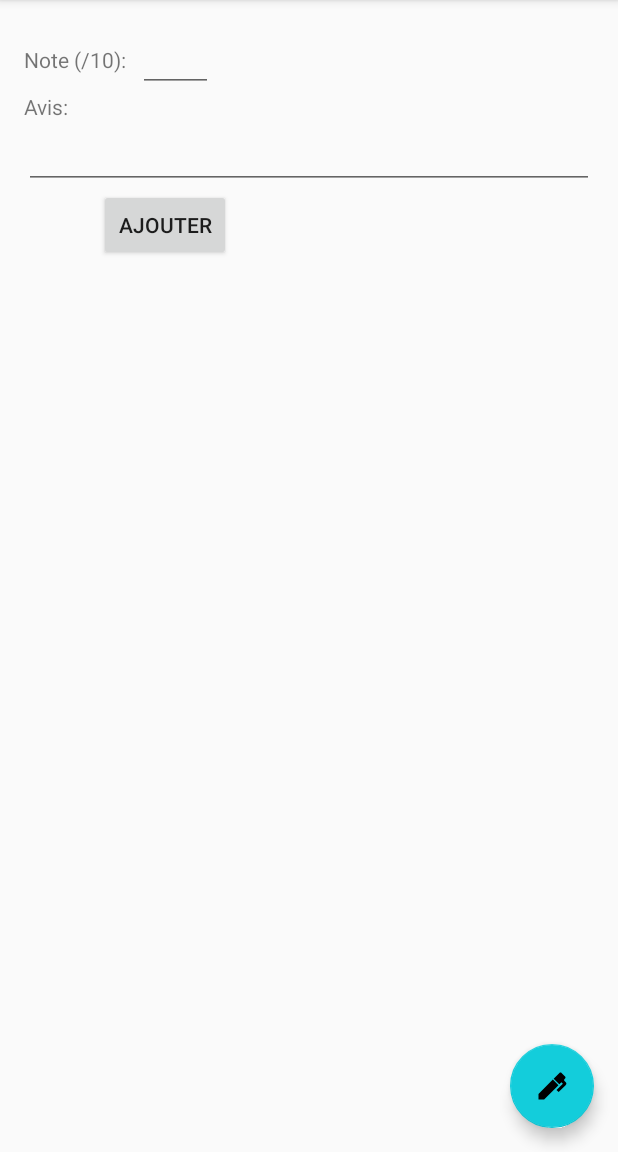
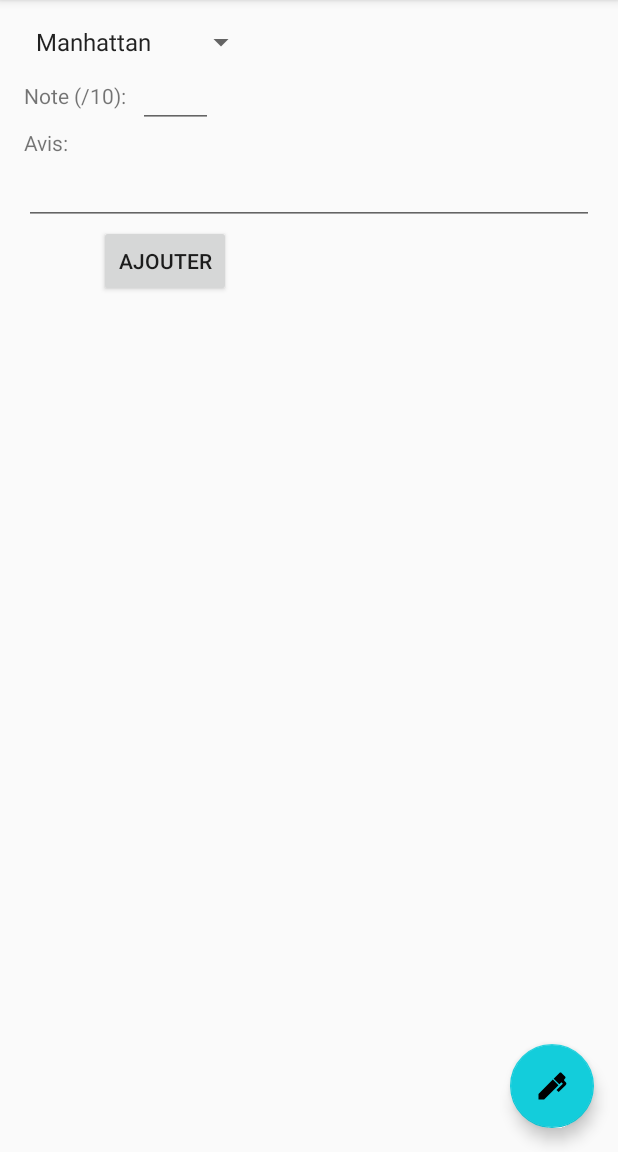
Before and after one commit to RaphaelIENCO/projetAndroid, an Android app: the screen it shows after launch (MainActivity), after a tap on an icon or button, on a phone screen of 412 x 824 dp, the part 84-1236 px from its top. Run offline under Robolectric (Android 15) with nearby library versions, the phone set to English and light mode, and no system bars; our stand-ins replace Room's generated code.

Commit message:
choix du restau + enleve clavier quand on change de fragment

```diff
--- a/app/src/main/java/com/example/administrateur/projetandroid/CreateAvisFragment.java
+++ b/app/src/main/java/com/example/administrateur/projetandroid/CreateAvisFragment.java
@@ -18,12 +18,16 @@
 import android.view.View;
 import android.view.ViewGroup;
 import android.view.inputmethod.InputMethodManager;
+import android.widget.AdapterView;
+import android.widget.ArrayAdapter;
 import android.widget.Button;
 import android.widget.EditText;
+import android.widget.Spinner;
 import android.widget.TextView;
 import android.widget.Toast;
 
 import java.util.Date;
+import java.util.List;
 
 import static android.content.Context.INPUT_METHOD_SERVICE;
 
@@ -54,16 +58,19 @@
     private String date;
     private String name;
     private String avis;
-
-    public final static String Restau = "com.example.administrateur.projetandroid.Restau";
-    public final static String Name = "com.example.administrateur.projetandroid.Name";
-    public final static String Date = "com.example.administrateur.projetandroid.Date";
-    public final static String Note = "com.example.administrateur.projetandroid.Note";
-    public final static String AvisN = "com.example.administrateur.projetandroid.Avis";
+    private List<Restaurant> restaurantList;
+    private Spinner spinnerRegion;
+    private String[] lRestaurant;
+    private String myRegion;
 
 
     public CreateAvisFragment() {
         // Required empty public constructor
+    }
+
+    @SuppressLint("ValidFragment")
+    public CreateAvisFragment(List<Restaurant> restaurantList){
+        this.restaurantList = restaurantList;
     }
 
     /**
@@ -98,6 +105,27 @@
                              Bundle savedInstanceState) {
         root = inflater.inflate(R.layout.fragment_create_avis, container, false);
 
+        spinnerRegion = (Spinner) root.findViewById(R.id.spinnerRestaurant_create);
+
+
+        lRestaurant = getNameRestaurants(restaurantList);
+        ArrayAdapter<String> dataAdapterR = new ArrayAdapter<String>(getContext(), android.R.layout.simple_spinner_item, lRestaurant);
+        dataAdapterR.setDropDownViewResource(android.R.layout.simple_spinner_dropdown_item);
+        spinnerRegion.setAdapter(dataAdapterR);
+
+        spinnerRegion.setOnItemSelectedListener(new AdapterView.OnItemSelectedListener() {
+            public void onItemSelected(AdapterView<?> parent, View view,
+                                       int position, long id) {
+                myRegion = String.valueOf(spinnerRegion.getSelectedItem());
+            }
+
+            @Override
+            public void onNothingSelected(AdapterView<?> parent) {
+                // TODO Auto-generated method stub
+            }
+
+        });
+
         Date d=new Date();
         date = d.getDate()+" / "+(d.getMonth()+1)+" / "+(d.getYear()+1900);
 
@@ -111,7 +139,7 @@
                 avis = avisTxtV.getText().toString();
                 SharedPreferences sharedPref = PreferenceManager.getDefaultSharedPreferences(getActivity());
                 name = sharedPref.getString(getResources().getString(R.string.key_name),"John Smith");
-                Avis newAvis = new Avis("Le Millénium",name, date, note, avis);
+                Avis newAvis = new Avis(myRegion,name, date, note, avis);
 
                 MainActivity.addAvis(newAvis);
 
@@ -121,7 +149,15 @@
                     fm.beginTransaction().replace(R.id.content_main,f).commit();
                 }
 
-//                InputMethodManager imm = (InputMethodManager)getSystemService(Context.INPUT_METHOD_SERVICE);
+
+                InputMethodManager imm = (InputMethodManager) getActivity().getSystemService(Context.INPUT_METHOD_SERVICE);
+                View view = getActivity().getCurrentFocus();
+                //If no view currently has focus, create a new one, just so we can grab a window token from it
+                if (view == null) {
+                    view = new View(getActivity());
+                }
+                imm.hideSoftInputFromWindow(view.getWindowToken(), 0);
+
                 Toast.makeText(getContext(),"Avis enregistré",Toast.LENGTH_LONG).show();
 
             }
@@ -129,6 +165,15 @@
 
         // Inflate the layout for this fragment
         return root;
+    }
+
+    private String[] getNameRestaurants(List<Restaurant> restaurantList) {
+        String[] names = new String[restaurantList.size()];
+        for (int i=0;i<restaurantList.size();i++){
+            names[i] = restaurantList.get(i).getNom();
+        }
+
+        return names;
     }
 
     // TODO: Rename method, update argument and hook method into UI event
--- a/app/src/main/java/com/example/administrateur/projetandroid/HomeFragment.java
+++ b/app/src/main/java/com/example/administrateur/projetandroid/HomeFragment.java
@@ -13,6 +13,7 @@
 import android.view.LayoutInflater;
 import android.view.View;
 import android.view.ViewGroup;
+import android.view.inputmethod.InputMethodManager;
 import android.widget.TextView;
 
 
@@ -76,6 +77,15 @@
                              Bundle savedInstanceState) {
 // Inflate the layout for this fragment
         root = inflater.inflate(R.layout.fragment_home, container, false);
+
+        InputMethodManager imm = (InputMethodManager) getActivity().getSystemService(Context.INPUT_METHOD_SERVICE);
+        View view = getActivity().getCurrentFocus();
+        //If no view currently has focus, create a new one, just so we can grab a window token from it
+        if (view == null) {
+            view = new View(getActivity());
+        }
+        imm.hideSoftInputFromWindow(view.getWindowToken(), 0);
+
         return root;
     }
     public void updateUI(){
--- a/app/src/main/java/com/example/administrateur/projetandroid/MainActivity.java
+++ b/app/src/main/java/com/example/administrateur/projetandroid/MainActivity.java
@@ -65,17 +65,7 @@
         Toolbar toolbar = (Toolbar) findViewById(R.id.toolbar);
         setSupportActionBar(toolbar);
 
-        FloatingActionButton fab = (FloatingActionButton) findViewById(R.id.fab);
-        fab.setOnClickListener(new View.OnClickListener() {
-            @Override
-            public void onClick(View view) {
-//                Snackbar.make(view, "Replace with your own action", Snackbar.LENGTH_LONG)
-//                        .setAction("Action", null).show();
-                fragment = new CreateAvisFragment();
-                fm = getSupportFragmentManager();
-                fm.beginTransaction().replace(R.id.content_main,fragment).commit();
-            }
-        });
+
 
         DrawerLayout drawer = (DrawerLayout) findViewById(R.id.drawer_layout);
         ActionBarDrawerToggle toggle = new ActionBarDrawerToggle(
@@ -108,6 +98,18 @@
         (new GetAllAvisAsyncTask(avisDAO)).execute();
         (new GetAllAvisAsyncTask(avisDAO2)).execute();
         (new GetAllRestaurantsAsyncTask(restaurantDAO)).execute();
+
+        FloatingActionButton fab = (FloatingActionButton) findViewById(R.id.fab);
+        fab.setOnClickListener(new View.OnClickListener() {
+            @Override
+            public void onClick(View view) {
+//                Snackbar.make(view, "Replace with your own action", Snackbar.LENGTH_LONG)
+//                        .setAction("Action", null).show();
+                fragment = new CreateAvisFragment(restaurantList);
+                fm = getSupportFragmentManager();
+                fm.beginTransaction().replace(R.id.content_main,fragment).commit();
+            }
+        });
 
         fm = getSupportFragmentManager();
         fragment = new HomeFragment();
--- a/app/src/main/res/layout/fragment_create_avis.xml
+++ b/app/src/main/res/layout/fragment_create_avis.xml
@@ -5,6 +5,11 @@
     android:layout_height="match_parent"
     android:orientation="vertical"
     tools:context=".CreateAvisFragment">
+    <Spinner
+        android:layout_width="wrap_content"
+        android:layout_height="wrap_content"
+        android:id="@+id/spinnerRestaurant_create">
+    </Spinner>
     <LinearLayout
         android:orientation="vertical"
         android:layout_width="match_parent"
--- a/app/src/main/res/layout/fragment_my_avis.xml
+++ b/app/src/main/res/layout/fragment_my_avis.xml
@@ -7,7 +7,7 @@
     tools:context=".AvisFragment">
 
     <Spinner
-        android:id="@+id/spinnerRegion"
+        android:id="@+id/spinner_restaurant"
         android:layout_width="wrap_content"
         android:layout_height="wrap_content"
         />
```
Also changed, not shown: app/src/main/java/com/example/administrateur/projetandroid/AvisFragment.java (+11 -7 lines), app/src/main/java/com/example/administrateur/projetandroid/MapFragment.java (+16 -4 lines).
